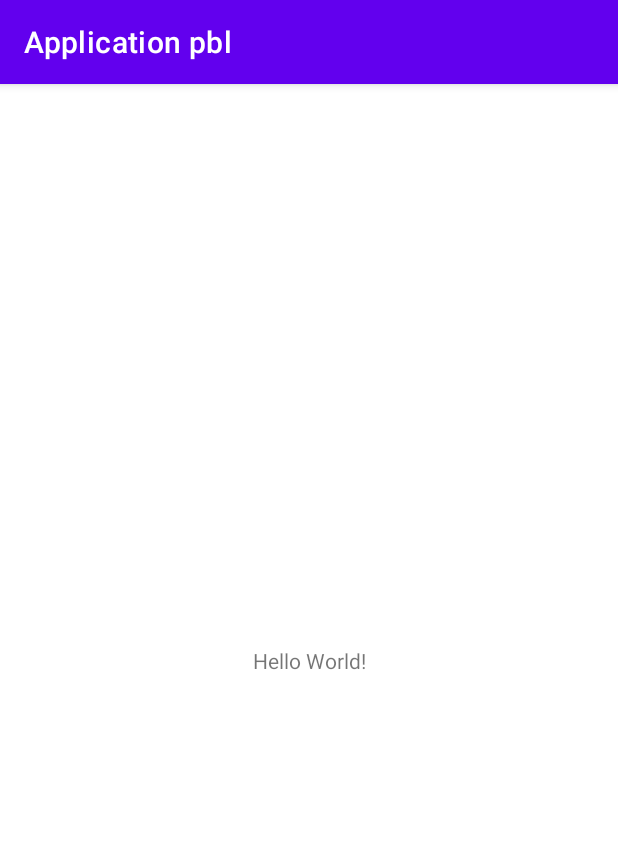
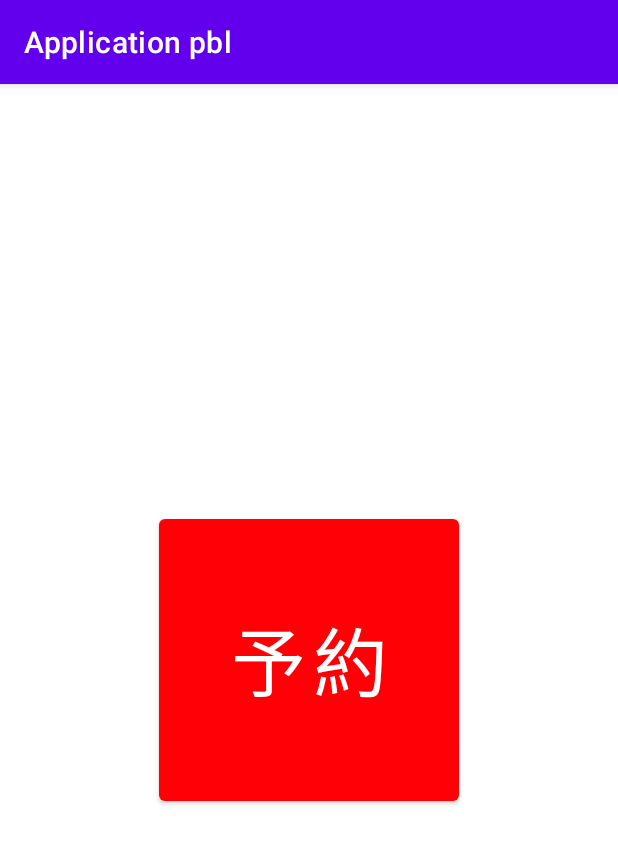
Before and after one commit to te19oishi/Application, an Android app: the screen it shows after launch (MainActivity before the commit, ButtonActivity after it), on a phone screen of 412 x 824 dp. Shown: the top 844 px of the screen. Run offline under Robolectric (Android 15) with nearby library versions, the phone set to English and light mode, and no system bars.

Commit message:
予約ボタン追加

```diff
--- a/app/src/main/AndroidManifest.xml
+++ b/app/src/main/AndroidManifest.xml
@@ -2,6 +2,7 @@
 <manifest xmlns:android="http://schemas.android.com/apk/res/android"
     xmlns:tools="http://schemas.android.com/tools"
     package="com.example.applicationpbl">
+    <uses-permission android:name="android.permission.CALL_PHONE" />
 
     <application
         android:allowBackup="true"
@@ -14,7 +15,7 @@
         android:theme="@style/Theme.ApplicationPbl"
         tools:targetApi="31">
         <activity
-            android:name=".MainActivity"
+            android:name=".ButtonActivity"
             android:exported="true">
             <intent-filter>
                 <action android:name="android.intent.action.MAIN" />
--- /dev/null
+++ b/app/src/main/java/com/example/applicationpbl/ButtonActivity.java
@@ -0,0 +1,28 @@
+package com.example.applicationpbl;
+
+import android.content.Intent;
+import android.net.Uri;
+import android.os.Bundle;
+import android.view.View;
+
+import androidx.appcompat.app.AppCompatActivity;
+
+
+public class ButtonActivity extends AppCompatActivity {
+
+    @Override
+    protected void onCreate(Bundle savedInstanceState) {
+        super.onCreate(savedInstanceState);
+        setContentView(R.layout.activity_button);
+    }
+
+    public void onClickButton(View view){
+        Uri number = Uri.parse("tel:1111111111");
+        Intent intent;
+        intent = new Intent(Intent.ACTION_DIAL, number);
+
+        startActivity(intent);
+    }
+
+    //test
+}
--- a/app/src/main/java/com/example/applicationpbl/MainActivity.java
+++ /dev/null
@@ -1,16 +0,0 @@
-package com.example.applicationpbl;
-
-import androidx.appcompat.app.AppCompatActivity;
-
-import android.os.Bundle;
-
-public class MainActivity extends AppCompatActivity {
-
-    @Override
-    protected void onCreate(Bundle savedInstanceState) {
-        super.onCreate(savedInstanceState);
-        setContentView(R.layout.activity_main);
-    }
-    kddafois
-    //test commita
-}
--- a/app/src/main/res/layout/activity_main.xml
+++ b/app/src/main/res/layout/activity_button.xml
@@ -4,15 +4,19 @@
     xmlns:tools="http://schemas.android.com/tools"
     android:layout_width="match_parent"
     android:layout_height="match_parent"
-    tools:context=".MainActivity">
+    tools:context=".ButtonActivity">
 
-    <TextView
-        android:layout_width="wrap_content"
-        android:layout_height="wrap_content"
-        android:text="Hello World!"
+    <Button
+        android:id="@+id/button1"
+        android:layout_width="200dp"
+        android:layout_height="200dp"
+        android:onClick="onClickButton"
+        android:text="予約"
+        android:textSize="50sp"
         app:layout_constraintBottom_toBottomOf="parent"
         app:layout_constraintEnd_toEndOf="parent"
         app:layout_constraintStart_toStartOf="parent"
-        app:layout_constraintTop_toTopOf="parent" />
-
+        app:layout_constraintTop_toTopOf="parent"
+        app:strokeColor="#010203"
+        app:backgroundTint="#ff0006"/>
 </androidx.constraintlayout.widget.ConstraintLayout>
```
